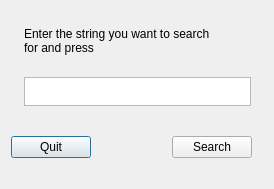
johcarsmi/picdok, file frm/pdsearch.ui: the form before one commit.
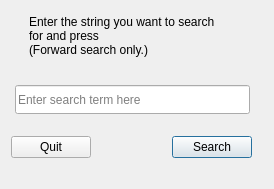
The form after the commit.

Commit message: Search working. Version now 0.3.4

What changed in the file:
```diff
--- a/frm/pdsearch.ui
+++ b/frm/pdsearch.ui
@@ -28,17 +28,18 @@
   <widget class="QLabel" name="lblInst">
    <property name="geometry">
     <rect>
-     <x>24</x>
-     <y>27</y>
+     <x>29</x>
+     <y>15</y>
      <width>188</width>
-     <height>30</height>
+     <height>49</height>
     </rect>
    </property>
    <property name="frameShape">
     <enum>QFrame::NoFrame</enum>
    </property>
    <property name="text">
-    <string>Enter the string you want to search for and press &lt;Enter&gt;</string>
+    <string>Enter the string you want to search for and press &lt;Enter&gt;
+(Forward search only.)</string>
    </property>
    <property name="textFormat">
     <enum>Qt::PlainText</enum>
@@ -50,16 +51,6 @@
     <bool>true</bool>
    </property>
   </widget>
-  <widget class="QPlainTextEdit" name="txtSearchStr">
-   <property name="geometry">
-    <rect>
-     <x>24</x>
-     <y>77</y>
-     <width>227</width>
-     <height>29</height>
-    </rect>
-   </property>
-  </widget>
   <widget class="QWidget" name="layoutWidget">
    <property name="geometry">
     <rect>
@@ -101,10 +92,29 @@
       <property name="shortcut">
        <string>Ctrl+S</string>
       </property>
+      <property name="default">
+       <bool>true</bool>
+      </property>
      </widget>
     </item>
    </layout>
   </widget>
+  <widget class="QLineEdit" name="txtSearchStr">
+   <property name="geometry">
+    <rect>
+     <x>15</x>
+     <y>85</y>
+     <width>235</width>
+     <height>29</height>
+    </rect>
+   </property>
+   <property name="maxLength">
+    <number>32</number>
+   </property>
+   <property name="placeholderText">
+    <string>Enter search term here</string>
+   </property>
+  </widget>
  </widget>
  <resources/>
  <connections>
```
Left out of the diff: 5 changed lines with no effect on the pictures. The commit also changes 5 other files.
